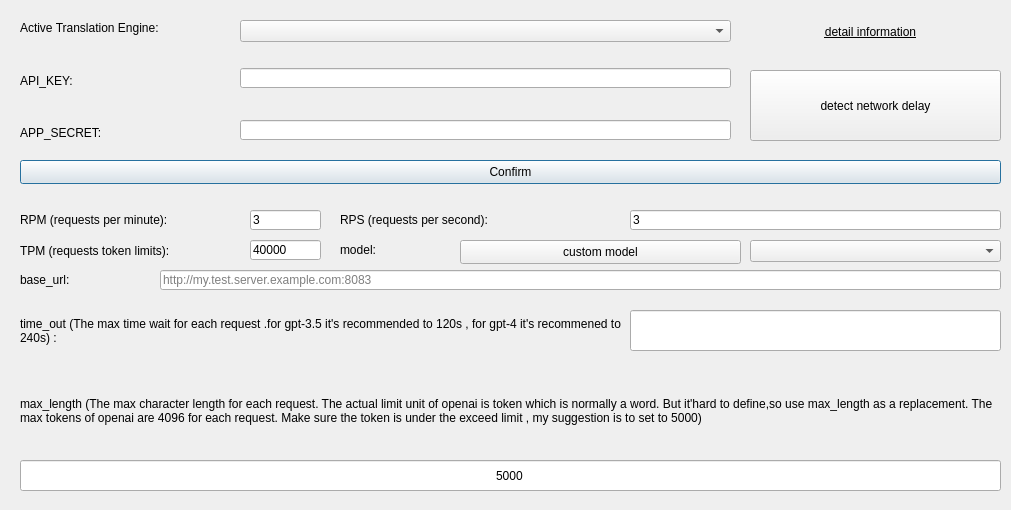
Above: src/engine.ui from anonymousException/renpy-translator before the change. Below: the same form after it.
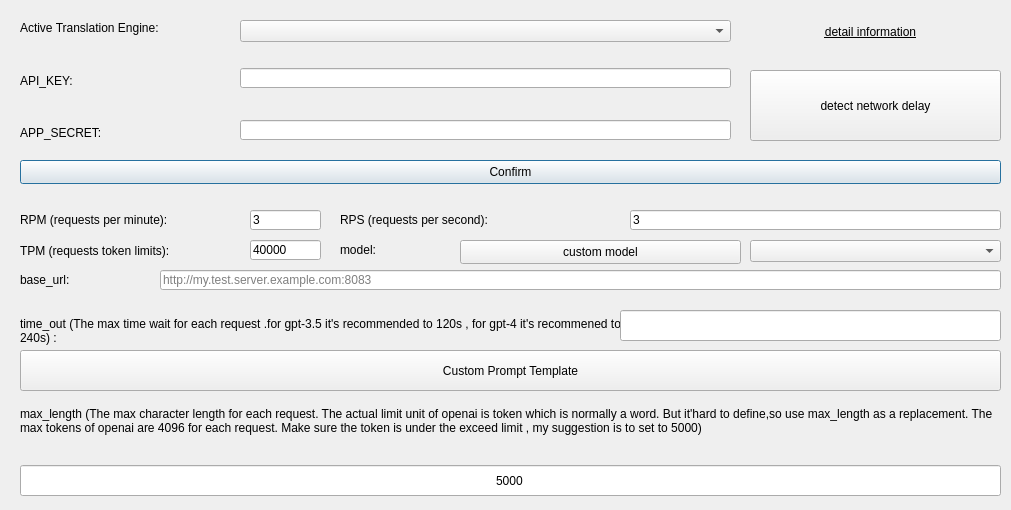
That is the form after the change.

Commit message:
<feature> support custom prompt template for openai
update version to v2.4.8

Patch:
```diff
--- a/src/engine.ui
+++ b/src/engine.ui
@@ -317,10 +317,10 @@
   <widget class="QLineEdit" name="timeoutEdit">
    <property name="geometry">
     <rect>
-     <x>630</x>
+     <x>620</x>
      <y>310</y>
-     <width>371</width>
-     <height>41</height>
+     <width>381</width>
+     <height>31</height>
     </rect>
    </property>
    <property name="text">
@@ -331,7 +331,7 @@
    <property name="geometry">
     <rect>
      <x>20</x>
-     <y>370</y>
+     <y>380</y>
      <width>981</width>
      <height>81</height>
     </rect>
@@ -347,7 +347,7 @@
    <property name="geometry">
     <rect>
      <x>20</x>
-     <y>460</y>
+     <y>465</y>
      <width>981</width>
      <height>31</height>
     </rect>
@@ -375,6 +375,22 @@
     <string>detect network delay</string>
    </property>
   </widget>
+  <widget class="QPushButton" name="customPromptButton">
+   <property name="geometry">
+    <rect>
+     <x>20</x>
+     <y>350</y>
+     <width>981</width>
+     <height>41</height>
+    </rect>
+   </property>
+   <property name="toolTip">
+    <string/>
+   </property>
+   <property name="text">
+    <string>Custom Prompt Template</string>
+   </property>
+  </widget>
  </widget>
  <resources/>
  <connections/>
```
The commit also changes 35 other files.
